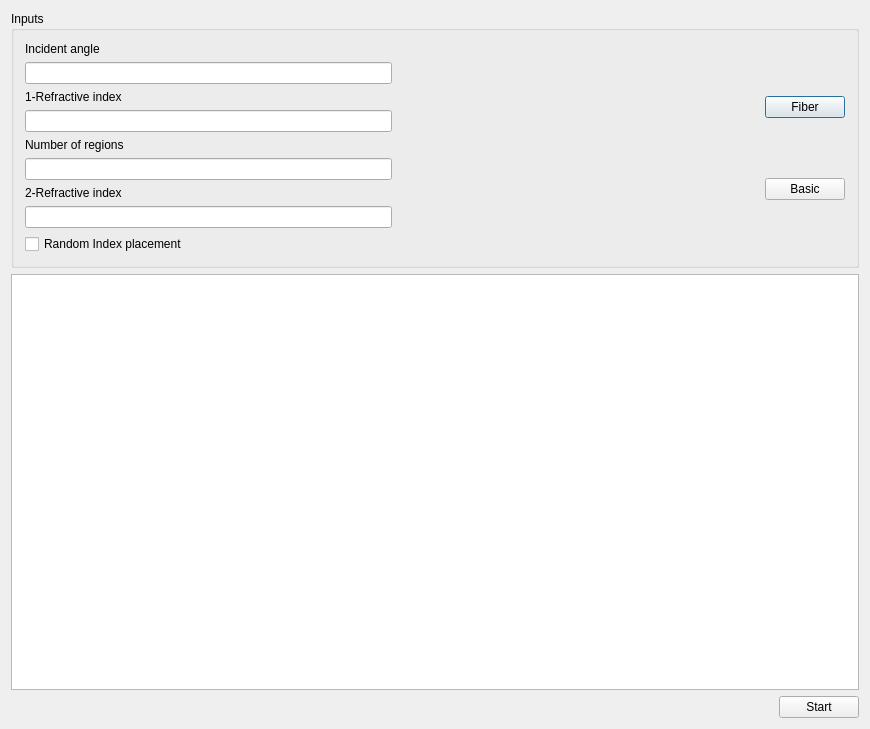
Above: Practica4/Dialog.ui from aliahsan365/FDM-SIMULACION-FIBRA before the change. Below: the same form after it.
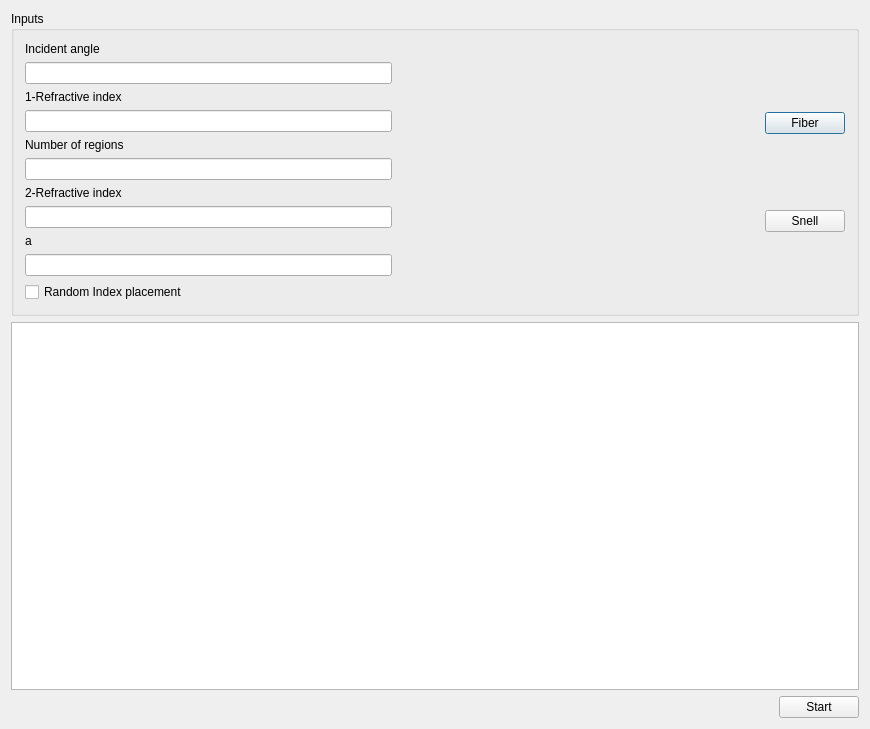
That is the form after the change.

The edit to the form file:
```diff
--- a/Practica4/Dialog.ui
+++ b/Practica4/Dialog.ui
@@ -64,6 +64,16 @@
           <item>
            <widget class="QLineEdit" name="n2Edit"/>
           </item>
+          <item>
+           <widget class="QLabel" name="label_5">
+            <property name="text">
+             <string>a</string>
+            </property>
+           </widget>
+          </item>
+          <item>
+           <widget class="QLineEdit" name="aEdit"/>
+          </item>
           <item>
            <widget class="QCheckBox" name="randomBox">
             <property name="text">
@@ -98,7 +108,7 @@
           <item>
            <widget class="QPushButton" name="basicButton">
             <property name="text">
-             <string>Basic</string>
+             <string>Snell</string>
             </property>
            </widget>
           </item>
```
